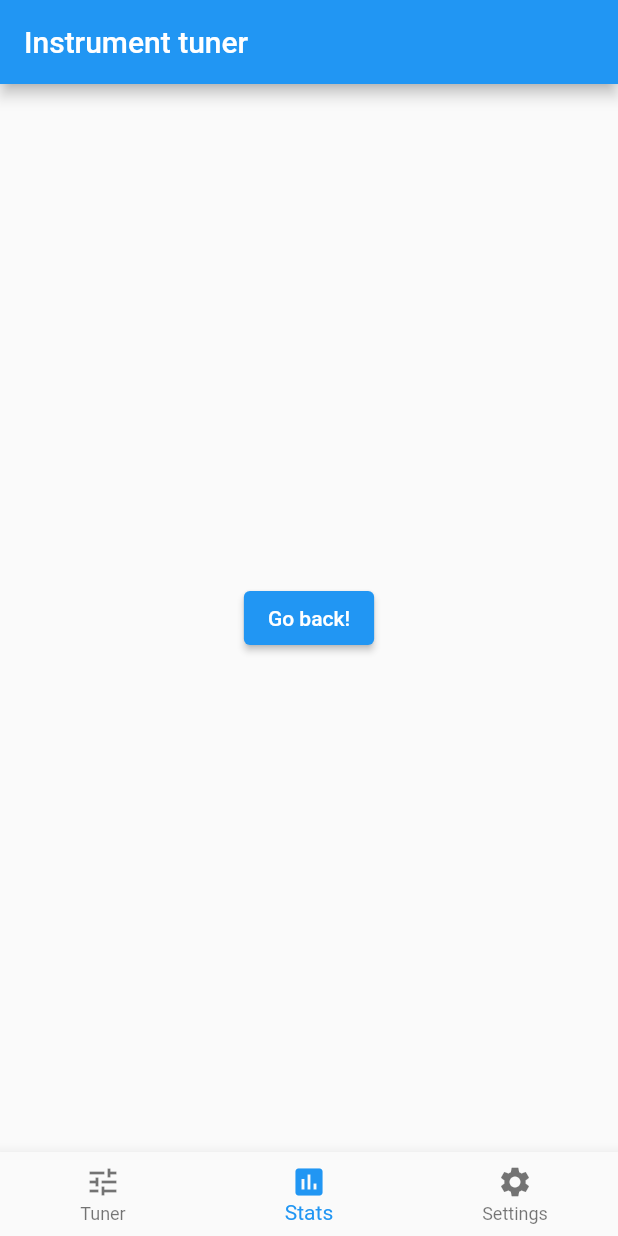
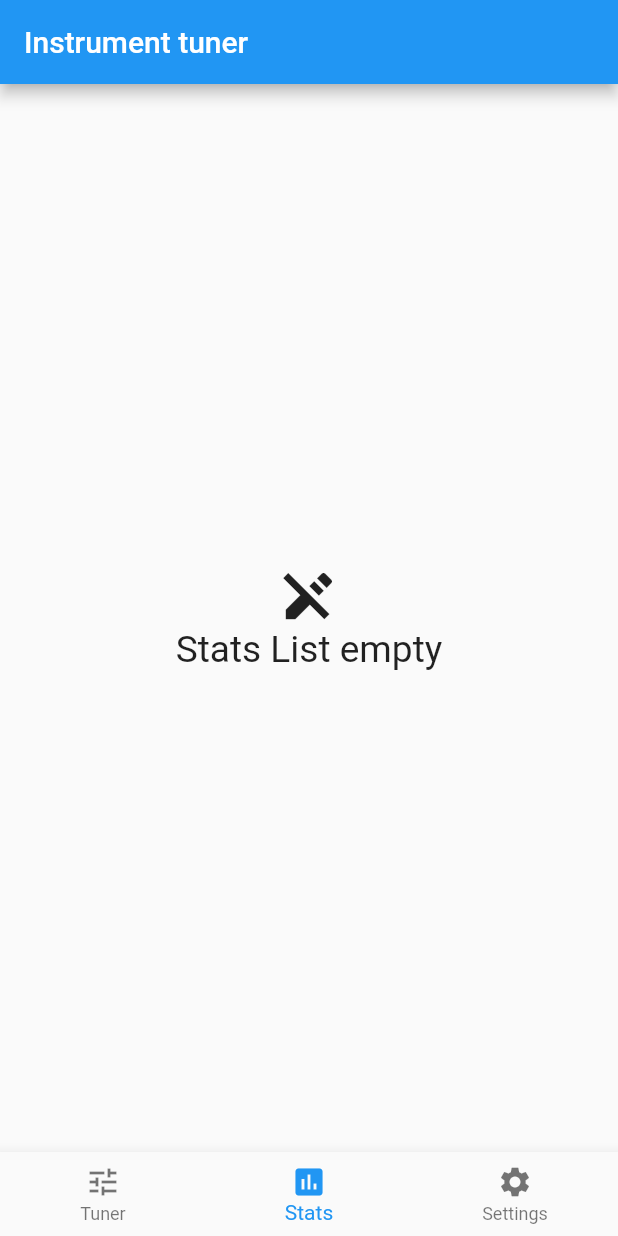
Before and after one commit to MacherelR/instrument_tuner, a Flutter app: the screen it shows after launch, item 2 of the bottom bar chosen, on a phone screen of 412 x 824 dp. Run offline on Flutter 3.47's test engine with Material 2 defaults, Android fonts, the phone set to English and light mode, and no system bars; our stand-ins replace bloc, equatable, flutter_bloc, geocoding, geolocator, hive and 5 more; missing offline and left inert: flutter_audio_capture, oscilloscope, pitch_detector_dart, pitchupdart; accounts and stored records are empty.

Commit message:
Stats Page + API corrections II

```diff
--- a/app_tuner/lib/Pages/HomePage.dart
+++ b/app_tuner/lib/Pages/HomePage.dart
@@ -29,7 +29,7 @@ class HomeView extends StatelessWidget {
         title: const Text('Instrument tuner'),
       ),
       body: selectedTab == HomeTab.tuner
-          ? const Tuner()
+          ? const TunerScreen()
           : selectedTab == HomeTab.stats
               ? const StatsScreen()
               : const SettingsScreen(),
--- a/app_tuner/lib/Pages/StatsPage.dart
+++ b/app_tuner/lib/Pages/StatsPage.dart
@@ -1,20 +1,61 @@
+import 'package:app_tuner/Stats/stats_bloc.dart';
+import 'package:app_tuner/Stats/stats_event.dart';
+import 'package:app_tuner/Stats/stats_state.dart';
+import 'package:app_tuner/repository/tuner_repository.dart';
+import 'package:app_tuner/widgets/stats_list.dart';
 import 'package:flutter/material.dart';
+import 'package:flutter_bloc/flutter_bloc.dart';
 
 class StatsScreen extends StatelessWidget {
   const StatsScreen({Key? key}) : super(key: key);
 
   @override
   Widget build(BuildContext context) {
-    return Scaffold(
-      body: Center(
-        child: ElevatedButton(
-          onPressed: () {
-            // Navigate back to first screen when tapped.
-            Navigator.pop(context);
-          },
-          child: const Text('Go back!'),
-        ),
-      ),
+    return BlocProvider(
+        create: (context)=> StatsBloc(
+            tunerRepository: context.read<TunerRepository>(),
+        )..add(const StatsSubscriptionRequested()),
+        child: const StatsView(),
     );
   }
 }
+
+class StatsView extends StatelessWidget{
+  const StatsView({Key? key}) : super(key: key);
+
+  @override
+  Widget build(BuildContext context){
+    final height = MediaQuery.of(context).size.height;
+    return BlocBuilder<StatsBloc,StatsState>(builder: (context,state){
+      if(state.status == StatsOverviewStatus.loading){
+        return const Center(child: CircularProgressIndicator(),);
+      }
+      if(state.status == StatsOverviewStatus.fail){
+        return const Center(
+          child: Text("Error while getting stats"),
+        );
+      }
+
+      if(state.stats.isEmpty){
+        return Center(
+          child: Column(
+            mainAxisAlignment: MainAxisAlignment.center,
+            crossAxisAlignment: CrossAxisAlignment.center,
+            children: [
+              Icon(
+                Icons.edit_off,
+                size: height * 0.05,
+              ),
+              Text(
+                "Stats List empty",
+                style: TextStyle(fontSize: height*0.03),
+              )
+            ],
+          ),
+        );
+      }
+
+      return StatsList(stats: state.stats);
+    });
+  }
+}
--- a/app_tuner/lib/Stats/stats_bloc.dart
+++ b/app_tuner/lib/Stats/stats_bloc.dart
@@ -0,0 +1,37 @@
+
+
+import 'package:app_tuner/Stats/stats_event.dart';
+import 'package:app_tuner/Stats/stats_state.dart';
+import 'package:app_tuner/models/tuner_stats.dart';
+import 'package:flutter_bloc/flutter_bloc.dart';
+
+import '../repository/tuner_repository.dart';
+
+class StatsBloc extends Bloc<StatsEvent, StatsState>{
+  StatsBloc({required TunerRepository tunerRepository})
+    : _tunerRepository = tunerRepository,
+      super(const StatsState()){
+    on<StatsSubscriptionRequested>(_onSubscriptionRequested);
+    on<StatsDeleted>(_onStatDeleted);
+  }
+
+  final TunerRepository _tunerRepository;
+
+  Future<void> _onSubscriptionRequested(
+      StatsSubscriptionRequested event, Emitter<StatsState>emit) async{
+    emit(state.copyWith(status: StatsOverviewStatus.loading));
+    await emit.forEach<List<TunerStats>>(_tunerRepository.getStats(),
+        onData: (stats)=>
+          state.copyWith(status: StatsOverviewStatus.loaded, stats: stats),
+        onError: (_,__) {
+          print(_);
+          return state.copyWith(status: StatsOverviewStatus.fail);
+    }
+    );
+  }
+
+  Future<void> _onStatDeleted(
+      StatsDeleted event, Emitter<StatsState>emit) async {
+    await _tunerRepository.deleteStat(event.stat.id);
+  }
+}
--- a/app_tuner/lib/Stats/stats_event.dart
+++ b/app_tuner/lib/Stats/stats_event.dart
@@ -0,0 +1,33 @@
+
+
+import 'package:app_tuner/Settings/settings_event.dart';
+import 'package:app_tuner/models/tuner_stats.dart';
+import 'package:equatable/equatable.dart';
+
+abstract class StatsEvent extends Equatable{
+  const StatsEvent();
+  @override
+  List<Object> get props => [];
+}
+
+class StatsSubscriptionRequested extends StatsEvent{
+  const StatsSubscriptionRequested();
+}
+
+class StatsEdited extends StatsEvent{
+  const StatsEdited(this.stats);
+  final List<TunerStats> stats;
+
+  @override
+  List<Object> get props => [stats];
+}
+
+class StatsDeleted extends StatsEvent{
+  const StatsDeleted(this.stat);
+
+  final TunerStats stat;
+
+  @override
+  List<Object> get props => [stat];
+
+}
--- a/app_tuner/lib/Stats/stats_state.dart
+++ b/app_tuner/lib/Stats/stats_state.dart
@@ -0,0 +1,30 @@
+
+
+import 'package:app_tuner/models/tuner_stats.dart';
+import 'package:equatable/equatable.dart';
+enum StatsOverviewStatus {initial, loading, loaded, fail}
+class StatsState extends Equatable{
+  const StatsState({
+    this.status = StatsOverviewStatus.initial,
+    this.stats = const [],
+    this.editedStat
+});
+
+  final StatsOverviewStatus status;
+  final List<TunerStats> stats;
+  final TunerStats? editedStat;
+
+  StatsState copyWith({
+  StatsOverviewStatus? status,
+    List<TunerStats>? stats,
+    TunerStats? editedStat
+}){
+    return StatsState(
+      status: status ?? this.status,
+      stats: stats ?? this.stats,
+      editedStat: editedStat ?? this.editedStat);
+  }
+
+  @override
+  List<Object?> get props => [status,stats,editedStat];
+}
--- a/app_tuner/lib/main.dart
+++ b/app_tuner/lib/main.dart
@@ -16,6 +16,7 @@ void main() async {
   WidgetsFlutterBinding.ensureInitialized();
   final hiveStorage = HiveApi();
   Hive.registerAdapter(TunerStatsAdapter());
+  Hive.registerAdapter(DurationAdapter());
   final sharedPrefsStorage =
       SharedPrefsSettingsAPI(plugin: await SharedPreferences.getInstance());
   runApp(App(
--- a/app_tuner/lib/models/tuner_stats.dart
+++ b/app_tuner/lib/models/tuner_stats.dart
@@ -14,6 +14,30 @@ class TunerStats{
   List<double> tracePitch;
   @HiveField(3)
   String id;
-  TunerStats({this.location, required this.duration, required this.tracePitch, String? id}):
+  @HiveField(4)
+  DateTime date;
+  TunerStats({this.location, required this.duration, required this.tracePitch, required this.date, String? id}):
       id = id ?? const Uuid().v4();
 }
+
+/// Adapter for duration in seconds
+class DurationAdapter extends TypeAdapter<Duration>{
+  @override
+  int typeId = 5;
+  @override
+  Duration read(BinaryReader reader){
+    return Duration(seconds: reader.read());
+  }
+
+  @override
+  void write(BinaryWriter writer, Duration obj){
+    writer.write(obj.inSeconds);
+  }
+}
+
+//   Future<void> _saveRandomStat() async{
+//     Duration dur = const Duration(hours: 1, minutes: 1, seconds: 2);
+//     List<double> trace = [446,448,450,457,498,422,435,440];
+//     TunerStats rdm = TunerStats(duration: dur, tracePitch: trace);
+//     await context.read<TunerRepository>().saveStat(rdm);
+// }
--- a/app_tuner/lib/widgets/stats_list.dart
+++ b/app_tuner/lib/widgets/stats_list.dart
@@ -0,0 +1,26 @@
+
+
+import 'package:app_tuner/models/tuner_stats.dart';
+import 'package:app_tuner/widgets/stat_item.dart';
+import 'package:flutter/cupertino.dart';
+
+class StatsList extends StatelessWidget{
+  const StatsList({
+    Key? key,
+    required this.stats,
+  }) : super(key: key);
+
+  final List<TunerStats> stats;
+
+  @override
+  Widget build(BuildContext context){
+    return ListView.builder(
+      itemCount: stats.length,
+      itemBuilder: (context,index){
+        TunerStats stat = stats[index];
+        return StatItem(stat: stat,
+        );
+      },
+    );
+  }
+}
```
Also changed, not shown: app_tuner/lib/widgets/stat_item.dart (+20 -0 lines), app_tuner/lib/widgets/tunerView.dart (+18 -0 lines), app_tuner/lib/models/tuner_stats.g.dart.
